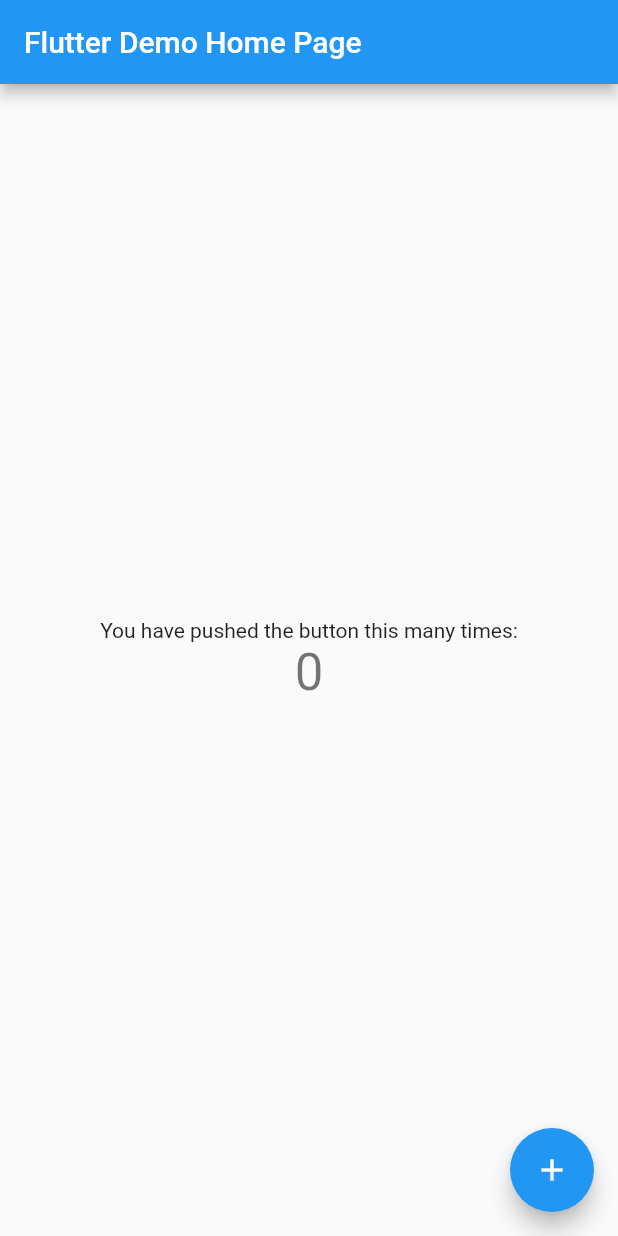
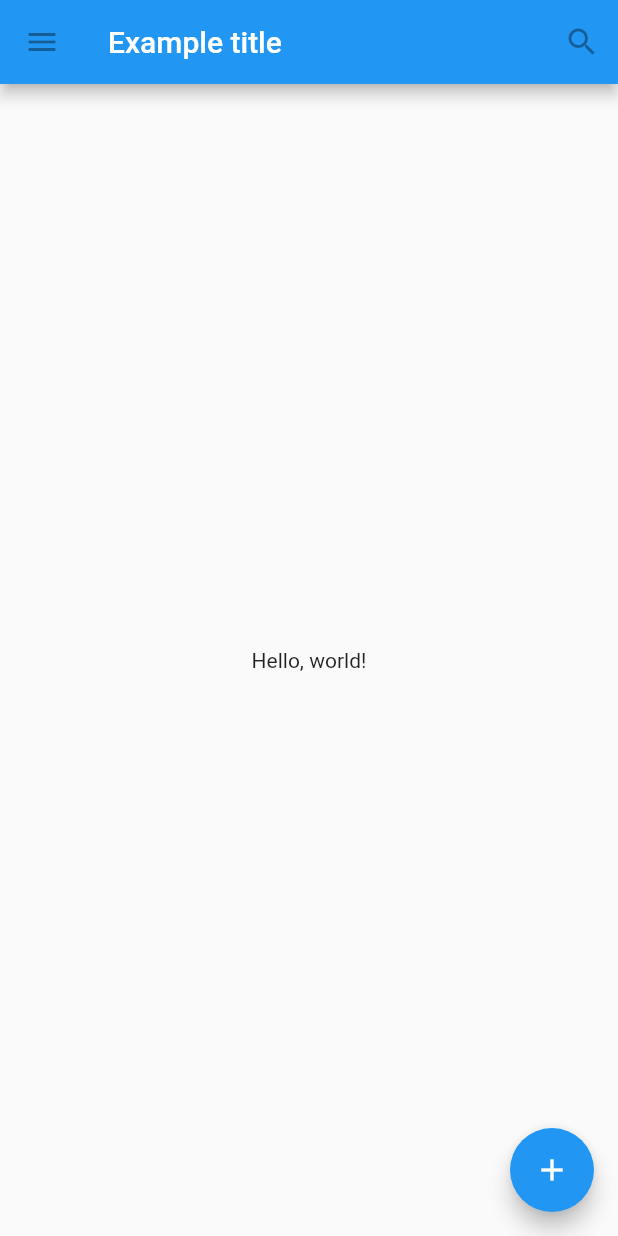
Before and after one commit to prettystony/yyy_flutter_demo, a Flutter app: the screen it shows after launch, on a phone screen of 412 x 824 dp. Run offline on Flutter 3.47's test engine with Material 2 defaults, Android fonts, the phone set to English and light mode, and no system bars.

Commit message:
feat：使用Material组件

```diff
--- a/my_flutter_app/lib/main.dart
+++ b/my_flutter_app/lib/main.dart
@@ -1,112 +1,41 @@
-
 import 'package:flutter/material.dart';
 
-void main() => runApp(MyApp());
+void main() {
+  runApp(new MaterialApp(
+    title: 'Flutter Tutorial',
+    home: new TutorialHome(),
+  ));
+}
 
-class MyApp extends StatelessWidget {
-  // This widget is the root of your application.
+class TutorialHome extends StatelessWidget {
   @override
   Widget build(BuildContext context) {
-    return MaterialApp(
-      title: 'Flutter Demo',
-      theme: ThemeData(
-        // This is the theme of your application.
-        //
-        // Try running your application with "flutter run". You'll see the
-        // application has a blue toolbar. Then, without quitting the app, try
-        // changing the primarySwatch below to Colors.green and then invoke
-        // "hot reload" (press "r" in the console where you ran "flutter run",
-        // or simply save your changes to "hot reload" in a Flutter IDE).
-        // Notice that the counter didn't reset back to zero; the application
-        // is not restarted.
-        primarySwatch: Colors.blue,
+    //Scaffold是Material中主要的布局组件.
+    return new Scaffold(
+      appBar: new AppBar(
+        leading: new IconButton(
+          icon: new Icon(Icons.menu),
+          tooltip: 'Navigation menu',
+          onPressed: null,
+        ),
+        title: new Text('Example title'),
+        actions: <Widget>[
+          new IconButton(
+            icon: new Icon(Icons.search),
+            tooltip: 'Search',
+            onPressed: null,
+          ),
+        ],
       ),
-      home: MyHomePage(title: 'Flutter Demo Home Page'),
+      //body占屏幕的大部分
+      body: new Center(
+        child: new Text('Hello, world!'),
+      ),
+      floatingActionButton: new FloatingActionButton(
+        tooltip: 'Add', // used by assistive technologies
+        child: new Icon(Icons.add),
+        onPressed: null,
+      ),
     );
   }
 }
-
-class MyHomePage extends StatefulWidget {
-  MyHomePage({Key key, this.title}) : super(key: key);
-
-  // This widget is the home page of your application. It is stateful, meaning
-  // that it has a State object (defined below) that contains fields that affect
-  // how it looks.
-
-  // This class is the configuration for the state. It holds the values (in this
-  // case the title) provided by the parent (in this case the App widget) and
-  // used by the build method of the State. Fields in a Widget subclass are
-  // always marked "final".
-
-  final String title;
-
-  @override
-  _MyHomePageState createState() => _MyHomePageState();
-}
-
-class _MyHomePageState extends State<MyHomePage> {
-  int _counter = 0;
-
-  void _incrementCounter() {
-    setState(() {
-      // This call to setState tells the Flutter framework that something has
-      // changed in this State, which causes it to rerun the build method below
-      // so that the display can reflect the updated values. If we changed
-      // _counter without calling setState(), then the build method would not be
-      // called again, and so nothing would appear to happen.
-      _counter++;
-    });
-  }
-
-  @override
-  Widget build(BuildContext context) {
-    // This method is rerun every time setState is called, for instance as done
-    // by the _incrementCounter method above.
-    //
-    // The Flutter framework has been optimized to make rerunning build methods
-    // fast, so that you can just rebuild anything that needs updating rather
-    // than having to individually change instances of widgets.
-    return Scaffold(
-      appBar: AppBar(
-        // Here we take the value from the MyHomePage object that was created by
-        // the App.build method, and use it to set our appbar title.
-        title: Text(widget.title),
-      ),
-      body: Center(
-        // Center is a layout widget. It takes a single child and positions it
-        // in the middle of the parent.
-        child: Column(
-          // Column is also a layout widget. It takes a list of children and
-          // arranges them vertically. By default, it sizes itself to fit its
-          // children horizontally, and tries to be as tall as its parent.
-          //
-          // Invoke "debug painting" (press "p" in the console, choose the
-          // "Toggle Debug Paint" action from the Flutter Inspector in Android
-          // Studio, or the "Toggle Debug Paint" command in Visual Studio Code)
-          // to see the wireframe for each widget.
-          //
-          // Column has various properties to control how it sizes itself and
-          // how it positions its children. Here we use mainAxisAlignment to
-          // center the children vertically; the main axis here is the vertical
-          // axis because Columns are vertical (the cross axis would be
-          // horizontal).
-          mainAxisAlignment: MainAxisAlignment.center,
-          children: <Widget>[
-            Text(
-              'You have pushed the button this many times:',
-            ),
-            Text(
-              '$_counter',
-              style: Theme.of(context).textTheme.display1,
-            ),
-          ],
-        ),
-      ),
-      floatingActionButton: FloatingActionButton(
-        onPressed: _incrementCounter,
-        tooltip: 'Increment',
-        child: Icon(Icons.add),
-      ), // This trailing comma makes auto-formatting nicer for build methods.
-    );
-  }
-}
```
